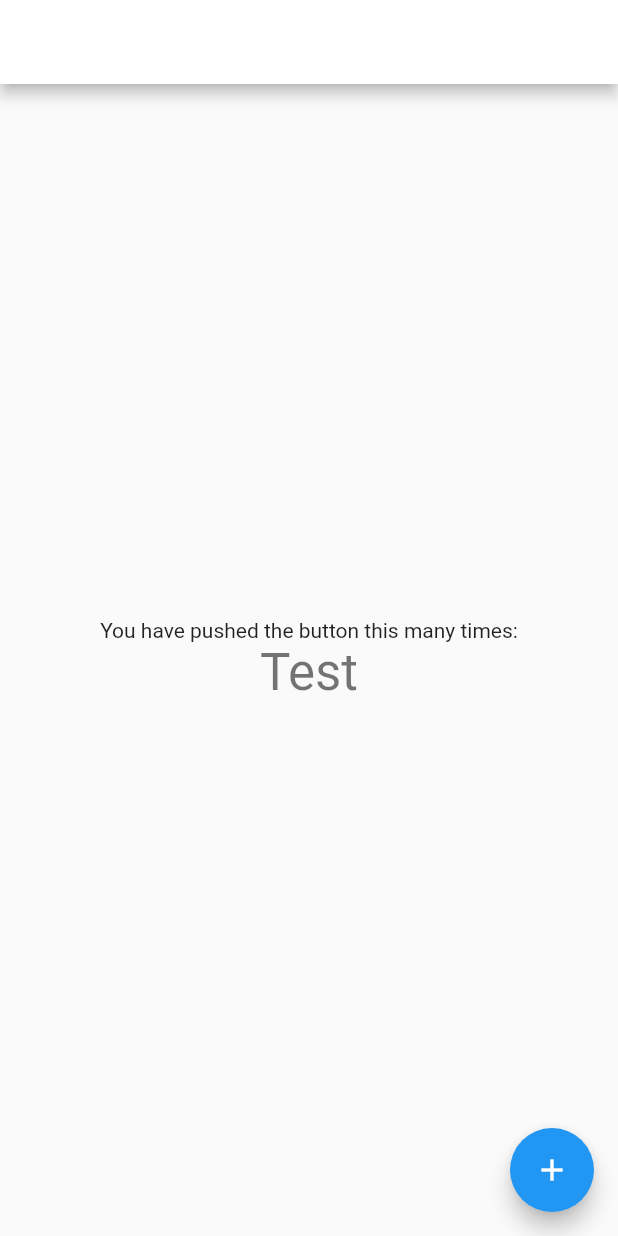
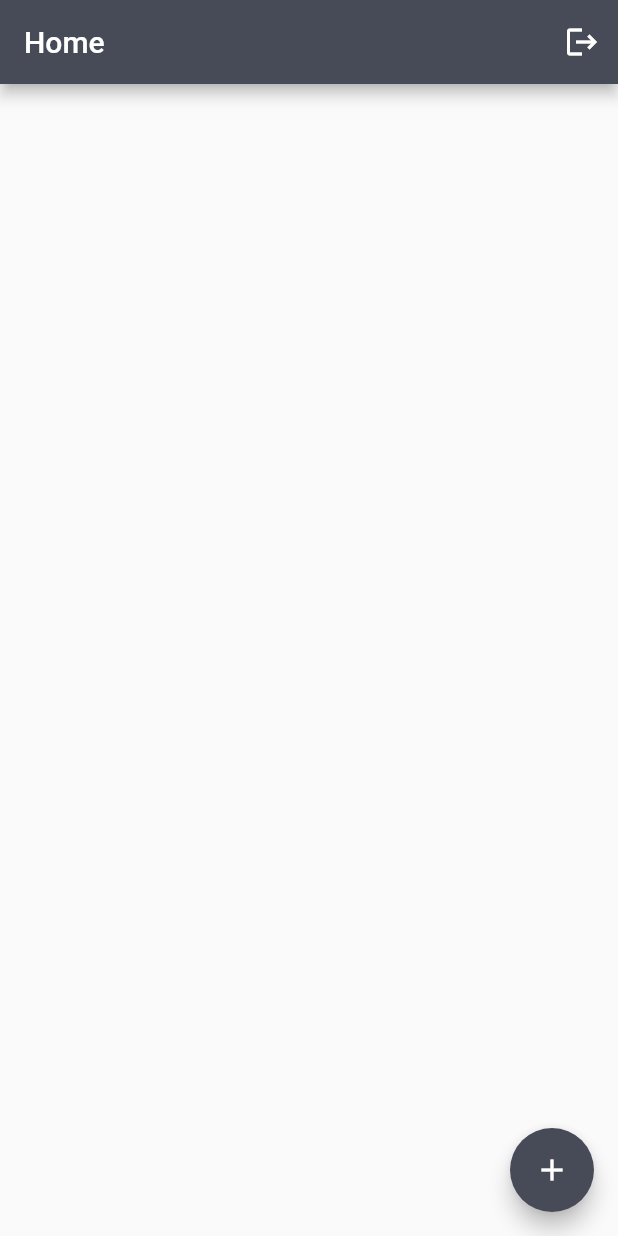
Before and after one commit to raphaelbarbosaqwerty/car-on-sale, a Flutter app: the HomePage screen opened directly, on a phone screen of 412 x 824 dp. Run offline on Flutter 3.47's test engine with Material 2 defaults, Android fonts, the phone set to English and light mode, and no system bars; our stand-ins replace equatable, flutter_bloc, get_it, hive_flutter; accounts and stored records are empty.

Commit message:
UI: Small fixes

```diff
--- a/challenge/lib/app/core/widgets/cos_loading/cos_loading_widget.dart
+++ b/challenge/lib/app/core/widgets/cos_loading/cos_loading_widget.dart
@@ -1,4 +1,4 @@
-import 'package:challenge/app/design/global_theme.dart';
+import 'package:challenge/app/design/cos_theme.dart';
 import 'package:flutter/material.dart';
 
 class CosLoadingWidget extends StatelessWidget {
@@ -7,7 +7,7 @@ class CosLoadingWidget extends StatelessWidget {
   @override
   Widget build(BuildContext context) {
     return const CircularProgressIndicator(
-      color: GlobalTheme.yellowDark,
+      color: CosTheme.yellowDark,
     );
   }
 }
--- a/challenge/lib/app/design/global_theme.dart
+++ b/challenge/lib/app/design/cos_theme.dart
@@ -1,6 +1,6 @@
 import 'package:flutter/material.dart';
 
-class GlobalTheme {
+class CosTheme {
   static const white = Colors.white;
 
   /// Primary Gray
--- a/challenge/lib/app/modules/home/presenter/home_page.dart
+++ b/challenge/lib/app/modules/home/presenter/home_page.dart
@@ -12,20 +12,27 @@ class HomePageState extends State<HomePage> {
   Widget build(BuildContext context) {
     return Scaffold(
       appBar: AppBar(
-        backgroundColor: Theme.of(context).colorScheme.inversePrimary,
         title: const Text("Home"),
+        actions: [
+          IconButton(
+            onPressed: () {},
+            icon: const Icon(
+              Icons.logout,
+            ),
+          ),
+        ],
       ),
       body: Center(
         child: Column(
           mainAxisAlignment: MainAxisAlignment.center,
           children: <Widget>[
-            const Text(
-              'You have pushed the button this many times:',
-            ),
-            Text(
-              "Test",
-              style: Theme.of(context).textTheme.headlineMedium,
-            ),
+            // const Text(
+            //   'You have pushed the button this many times:',
+            // ),
+            // Text(
+            //   "Test",
+            //   style: Theme.of(context).textTheme.headlineMedium,
+            // ),
           ],
         ),
       ),
--- a/challenge/lib/app/modules/splash/presenter/splash_page.dart
+++ b/challenge/lib/app/modules/splash/presenter/splash_page.dart
@@ -1,6 +1,6 @@
 import 'package:challenge/app/core/di.dart';
 import 'package:challenge/app/core/widgets/cos_loading/cos_loading_widget.dart';
-import 'package:challenge/app/design/global_theme.dart';
+import 'package:challenge/app/design/cos_theme.dart';
 import 'package:challenge/app/modules/auth/presenter/auth_page.dart';
 import 'package:challenge/app/modules/home/presenter/home_page.dart';
 import 'package:challenge/app/modules/splash/presenter/splash_cubit.dart';
@@ -40,7 +40,7 @@ class _SplashPageState extends State<SplashPage> {
         }
       },
       child: const Scaffold(
-        backgroundColor: GlobalTheme.grayDark,
+        backgroundColor: CosTheme.grayDark,
         body: Center(
           child: CosLoadingWidget(),
         ),
```
Also changed, not shown: challenge/lib/app/app_widget.dart (+11 -2 lines), challenge/lib/app/modules/auth/presenter/auth_page.dart (+5 -6 lines).
